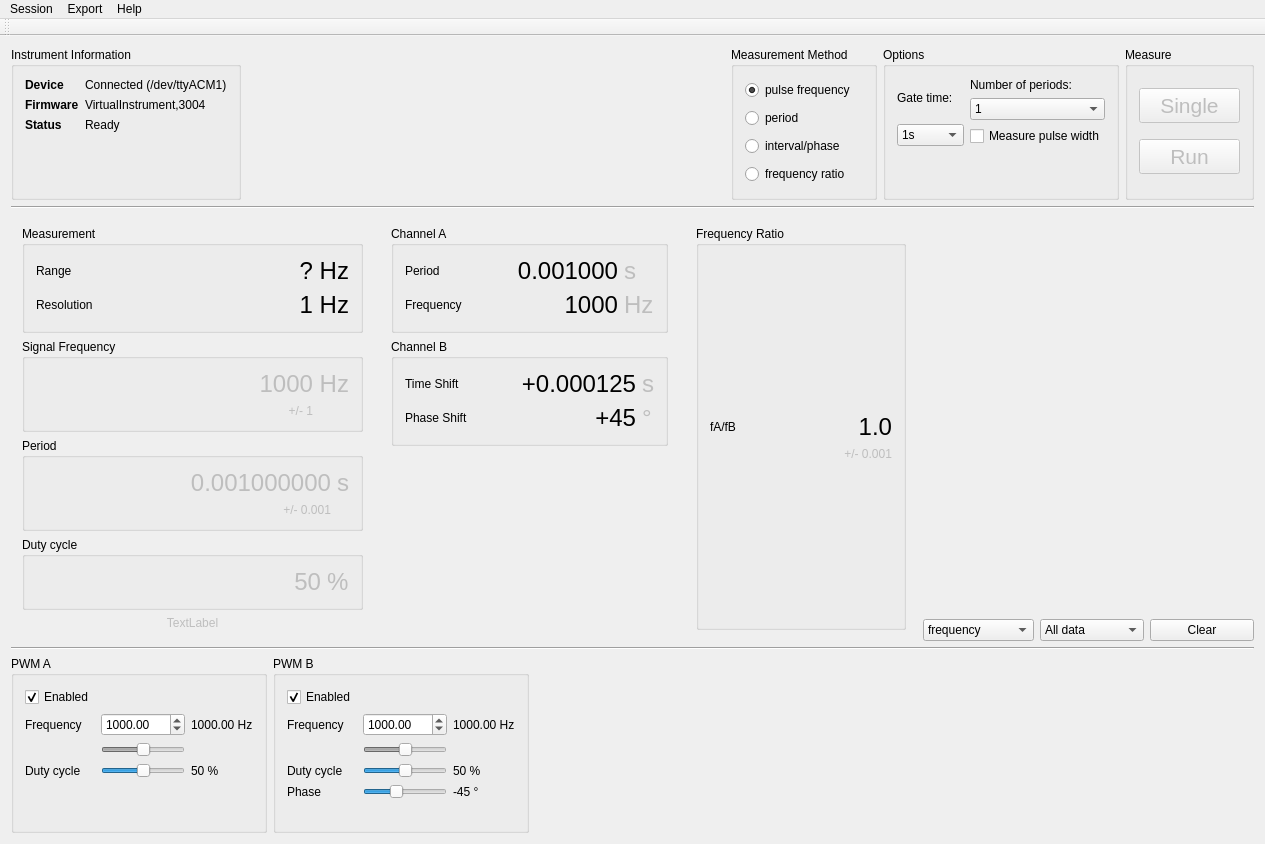
mcejp/virtual-counter, file gui/mainwindow.ui: the form before one commit.
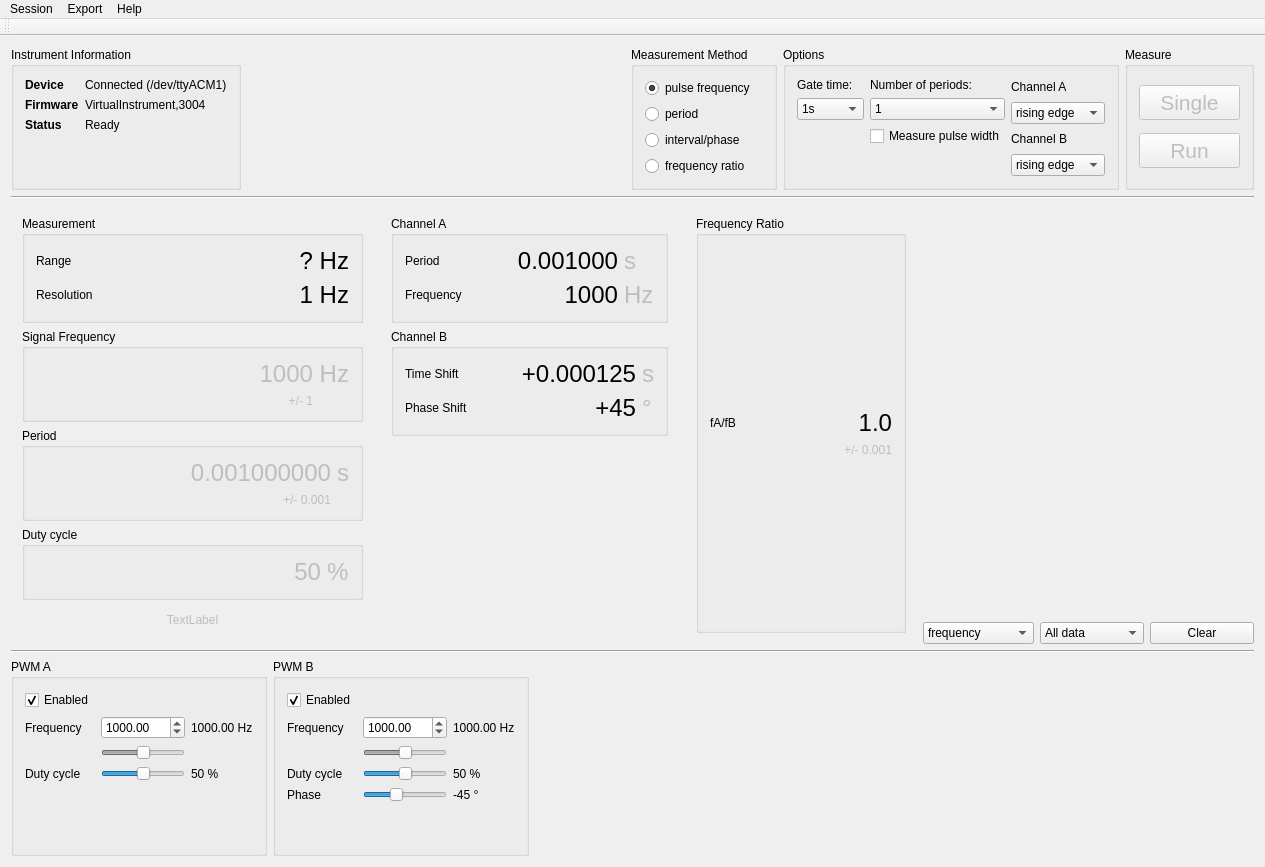
The form after the commit. Custom widgets are drawn as their Qt base class.

Commit message: Edge setting for interval measurement

Patch:
```diff
--- a/gui/mainwindow.ui
+++ b/gui/mainwindow.ui
@@ -7,14 +7,14 @@
     <x>0</x>
     <y>0</y>
     <width>1265</width>
-    <height>844</height>
+    <height>867</height>
    </rect>
   </property>
   <property name="windowTitle">
    <string>Measurement Tool</string>
   </property>
   <widget class="QWidget" name="centralWidget">
-   <layout class="QVBoxLayout" name="verticalLayout_2" stretch="0,0,0,0,0">
+   <layout class="QVBoxLayout" name="verticalLayout_2" stretch="0,0,1,0,0">
     <item>
      <layout class="QHBoxLayout" name="instrumentShelf">
       <item>
@@ -189,13 +189,10 @@
              <property name="orientation">
               <enum>Qt::Vertical</enum>
              </property>
-             <property name="sizeType">
-              <enum>QSizePolicy::Fixed</enum>
-             </property>
              <property name="sizeHint" stdset="0">
               <size>
                <width>20</width>
-               <height>40</height>
+               <height>10</height>
               </size>
              </property>
             </spacer>
@@ -232,19 +229,62 @@
              <property name="orientation">
               <enum>Qt::Vertical</enum>
              </property>
-             <property name="sizeType">
-              <enum>QSizePolicy::Fixed</enum>
-             </property>
              <property name="sizeHint" stdset="0">
               <size>
                <width>20</width>
-               <height>40</height>
+               <height>10</height>
               </size>
              </property>
             </spacer>
            </item>
           </layout>
          </item>
+         <item>
+          <layout class="QVBoxLayout" name="verticalLayout_3">
+           <item>
+            <widget class="QLabel" name="label_5">
+             <property name="text">
+              <string>Channel A</string>
+             </property>
+            </widget>
+           </item>
+           <item>
+            <widget class="QComboBox" name="measurementEdgeSelectA">
+             <item>
+              <property name="text">
+               <string>rising edge</string>
+              </property>
+             </item>
+             <item>
+              <property name="text">
+               <string>falling edge</string>
+              </property>
+             </item>
+            </widget>
+           </item>
+           <item>
+            <widget class="QLabel" name="label_23">
+             <property name="text">
+              <string>Channel B</string>
+             </property>
+            </widget>
+           </item>
+           <item>
+            <widget class="QComboBox" name="measurementEdgeSelectB">
+             <item>
+              <property name="text">
+               <string>rising edge</string>
+              </property>
+             </item>
+             <item>
+              <property name="text">
+               <string>falling edge</string>
+              </property>
+             </item>
+            </widget>
+           </item>
+          </layout>
+         </item>
         </layout>
        </widget>
       </item>
```
The commit also changes 13 other files.
